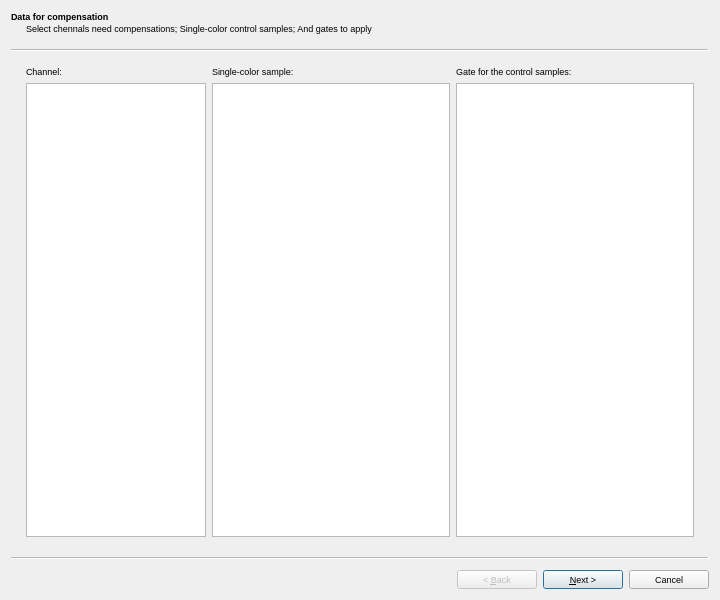
Old version of the form uiDesigns/CompWizard.ui in the repository ym3141/EasyFlowQ.
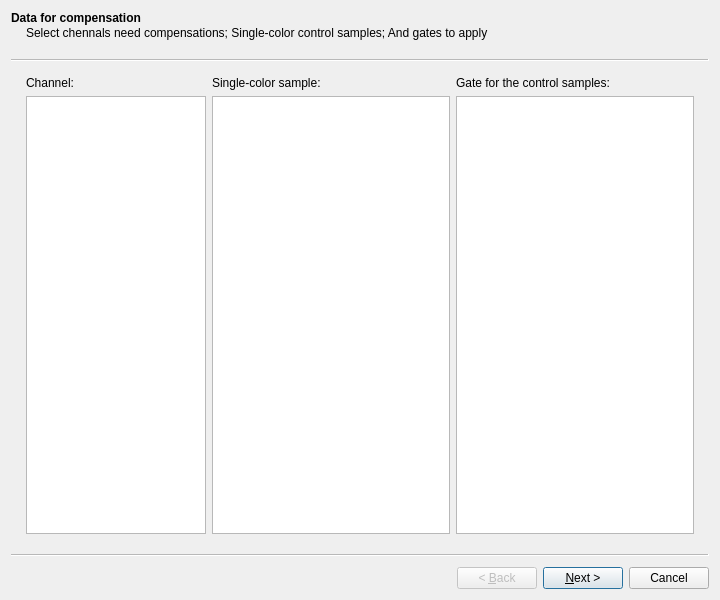
New version of the form.

Commit message: Change how global font is determined

The edit to the form file:
```diff
--- a/uiDesigns/CompWizard.ui
+++ b/uiDesigns/CompWizard.ui
@@ -10,11 +10,6 @@
     <height>600</height>
    </rect>
   </property>
-  <property name="font">
-   <font>
-    <pointsize>7</pointsize>
-   </font>
-  </property>
   <property name="windowTitle">
    <string>Compensation Wizard</string>
   </property>
```
The commit also changes 4 other files.
